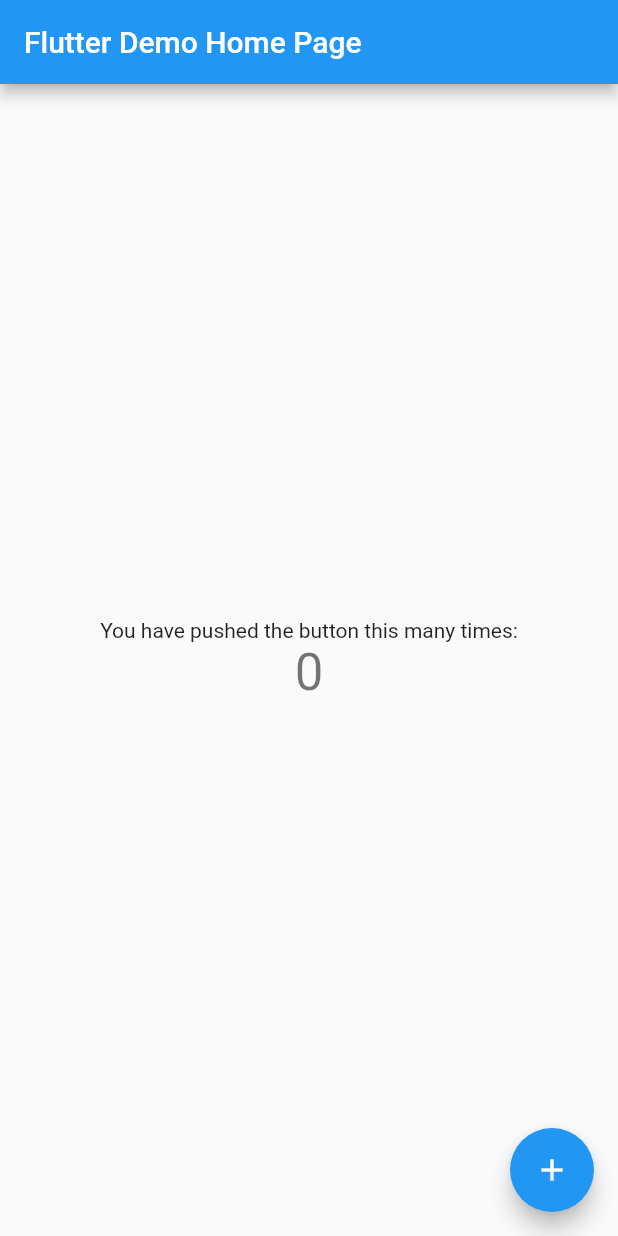
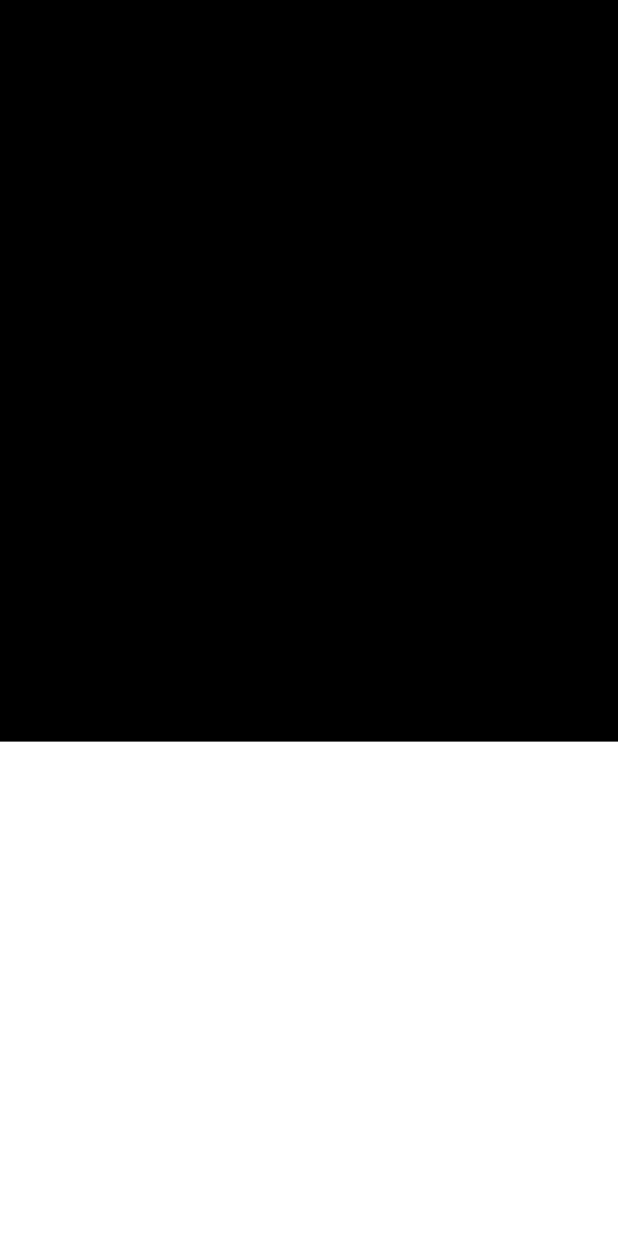
Before and after one commit to frankdavid-addae/ecommerce-ui, a Flutter app: the screen it shows after launch, on a phone screen of 412 x 824 dp. Run offline on Flutter 3.47's test engine with Material 2 defaults, Android fonts, the light colour scheme and no system bars.

Commit message:
project setup

```diff
--- a/lib/main.dart
+++ b/lib/main.dart
@@ -1,115 +1,32 @@
+import 'package:ecommerce_ui/constants.dart';
+import 'package:ecommerce_ui/screens/splash/splash_screen.dart';
 import 'package:flutter/material.dart';
 
 void main() {
-  runApp(const MyApp());
+  runApp(const EcommerceUiApp());
 }
 
-class MyApp extends StatelessWidget {
-  const MyApp({Key? key}) : super(key: key);
+class EcommerceUiApp extends StatelessWidget {
+  const EcommerceUiApp({Key? key}) : super(key: key);
 
   // This widget is the root of your application.
   @override
   Widget build(BuildContext context) {
     return MaterialApp(
-      title: 'Flutter Demo',
+      debugShowCheckedModeBanner: false,
+      title: 'E-Commerce UI',
       theme: ThemeData(
-        // This is the theme of your application.
-        //
-        // Try running your application with "flutter run". You'll see the
-        // application has a blue toolbar. Then, without quitting the app, try
-        // changing the primarySwatch below to Colors.green and then invoke
-        // "hot reload" (press "r" in the console where you ran "flutter run",
-        // or simply save your changes to "hot reload" in a Flutter IDE).
-        // Notice that the counter didn't reset back to zero; the application
-        // is not restarted.
+        scaffoldBackgroundColor: Colors.white,
+        fontFamily: 'Muli',
+        textTheme: const TextTheme(
+          bodyText1: TextStyle(
+            color: kTextColor,
+          ),
+          bodyText2: TextStyle(color: kTextColor),
+        ),
         primarySwatch: Colors.blue,
       ),
-      home: const MyHomePage(title: 'Flutter Demo Home Page'),
+      home: const SplashScreen(),
     );
   }
 }
-
-class MyHomePage extends StatefulWidget {
-  const MyHomePage({Key? key, required this.title}) : super(key: key);
-
-  // This widget is the home page of your application. It is stateful, meaning
-  // that it has a State object (defined below) that contains fields that affect
-  // how it looks.
-
-  // This class is the configuration for the state. It holds the values (in this
-  // case the title) provided by the parent (in this case the App widget) and
-  // used by the build method of the State. Fields in a Widget subclass are
-  // always marked "final".
-
-  final String title;
-
-  @override
-  State<MyHomePage> createState() => _MyHomePageState();
-}
-
-class _MyHomePageState extends State<MyHomePage> {
-  int _counter = 0;
-
-  void _incrementCounter() {
-    setState(() {
-      // This call to setState tells the Flutter framework that something has
-      // changed in this State, which causes it to rerun the build method below
-      // so that the display can reflect the updated values. If we changed
-      // _counter without calling setState(), then the build method would not be
-      // called again, and so nothing would appear to happen.
-      _counter++;
-    });
-  }
-
-  @override
-  Widget build(BuildContext context) {
-    // This method is rerun every time setState is called, for instance as done
-    // by the _incrementCounter method above.
-    //
-    // The Flutter framework has been optimized to make rerunning build methods
-    // fast, so that you can just rebuild anything that needs updating rather
-    // than having to individually change instances of widgets.
-    return Scaffold(
-      appBar: AppBar(
-        // Here we take the value from the MyHomePage object that was created by
-        // the App.build method, and use it to set our appbar title.
-        title: Text(widget.title),
-      ),
-      body: Center(
-        // Center is a layout widget. It takes a single child and positions it
-        // in the middle of the parent.
-        child: Column(
-          // Column is also a layout widget. It takes a list of children and
-          // arranges them vertically. By default, it sizes itself to fit its
-          // children horizontally, and tries to be as tall as its parent.
-          //
-          // Invoke "debug painting" (press "p" in the console, choose the
-          // "Toggle Debug Paint" action from the Flutter Inspector in Android
-          // Studio, or the "Toggle Debug Paint" command in Visual Studio Code)
-          // to see the wireframe for each widget.
-          //
-          // Column has various properties to control how it sizes itself and
-          // how it positions its children. Here we use mainAxisAlignment to
-          // center the children vertically; the main axis here is the vertical
-          // axis because Columns are vertical (the cross axis would be
-          // horizontal).
-          mainAxisAlignment: MainAxisAlignment.center,
-          children: <Widget>[
-            const Text(
-              'You have pushed the button this many times:',
-            ),
-            Text(
-              '$_counter',
-              style: Theme.of(context).textTheme.headline4,
-            ),
-          ],
-        ),
-      ),
-      floatingActionButton: FloatingActionButton(
-        onPressed: _incrementCounter,
-        tooltip: 'Increment',
-        child: const Icon(Icons.add),
-      ), // This trailing comma makes auto-formatting nicer for build methods.
-    );
-  }
-}
--- /dev/null
+++ b/lib/screens/components/body.dart
@@ -0,0 +1,25 @@
+import 'package:flutter/material.dart';
+
+class Body extends StatefulWidget {
+  const Body({Key? key}) : super(key: key);
+
+  @override
+  _BodyState createState() => _BodyState();
+}
+
+class _BodyState extends State<Body> {
+  @override
+  Widget build(BuildContext context) {
+    return Column(
+      children: [
+        Expanded(
+          flex: 3,
+          child: Container(
+            color: Colors.black,
+          ),
+        ),
+        Expanded(flex: 2, child: SizedBox())
+      ],
+    );
+  }
+}
--- /dev/null
+++ b/lib/screens/splash/splash_screen.dart
@@ -0,0 +1,16 @@
+import 'package:ecommerce_ui/screens/components/body.dart';
+import 'package:ecommerce_ui/size_config.dart';
+import 'package:flutter/material.dart';
+
+class SplashScreen extends StatelessWidget {
+  const SplashScreen({Key? key}) : super(key: key);
+
+  @override
+  Widget build(BuildContext context) {
+    // Initializing the size config class
+    SizeConfig().init(context);
+    return Scaffold(
+      body: Body(),
+    );
+  }
+}
--- /dev/null
+++ b/lib/size_config.dart
@@ -0,0 +1,28 @@
+import 'package:flutter/material.dart';
+
+class SizeConfig {
+  static MediaQueryData? _mediaQueryData;
+  static double? screenWidth;
+  static double? screenHeight;
+  static double? defaultSize;
+  static Orientation? orientation;
+
+  void init(BuildContext context) {
+    _mediaQueryData = MediaQuery.of(context);
+    screenWidth = _mediaQueryData!.size.width;
+    screenHeight = _mediaQueryData!.size.height;
+    orientation = _mediaQueryData!.orientation;
+  }
+}
+
+// Get the proportionate height as per screen size
+double getProportionateScreenHeight(double inputHeight) {
+  double screenHeight = SizeConfig.screenHeight!;
+  return (inputHeight / 812.0) * screenHeight;
+}
+
+// Get the proportionate height as per screen size
+double getProportionateScreenWidth(double inputWidth) {
+  double screenWidth = SizeConfig.screenWidth!;
+  return (inputWidth / 375.0) * screenWidth;
+}
```
Also changed, not shown: lib/constants.dart (added, +13 -0 lines), pubspec.yaml (+11 -9 lines), 1 other file.
